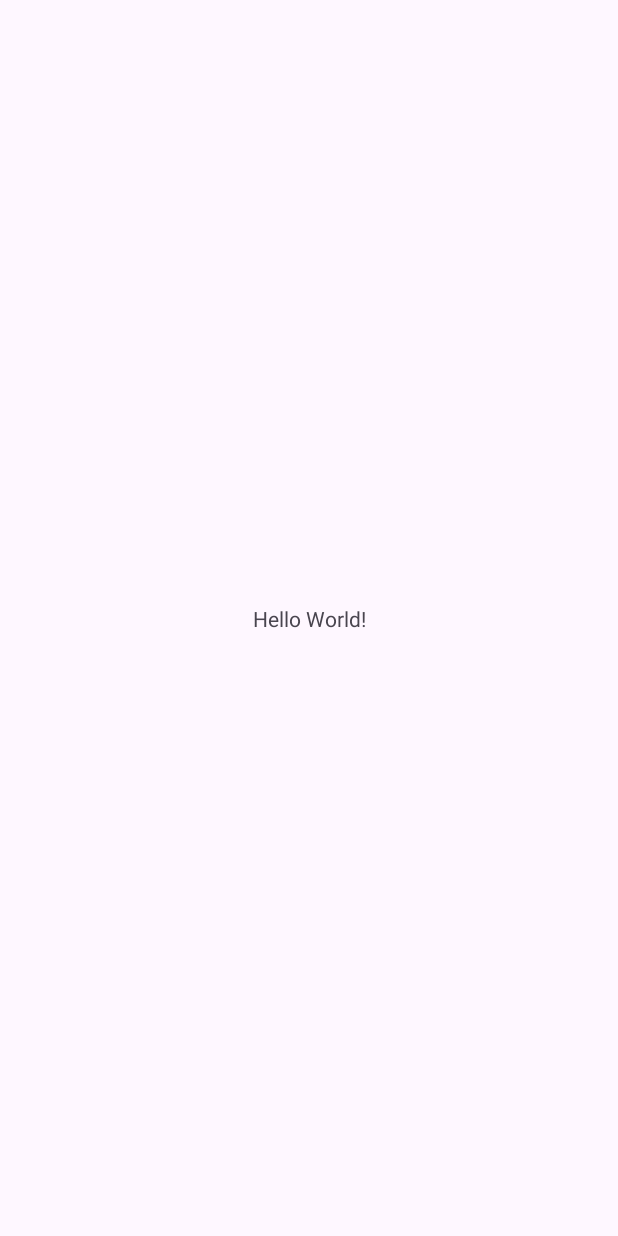
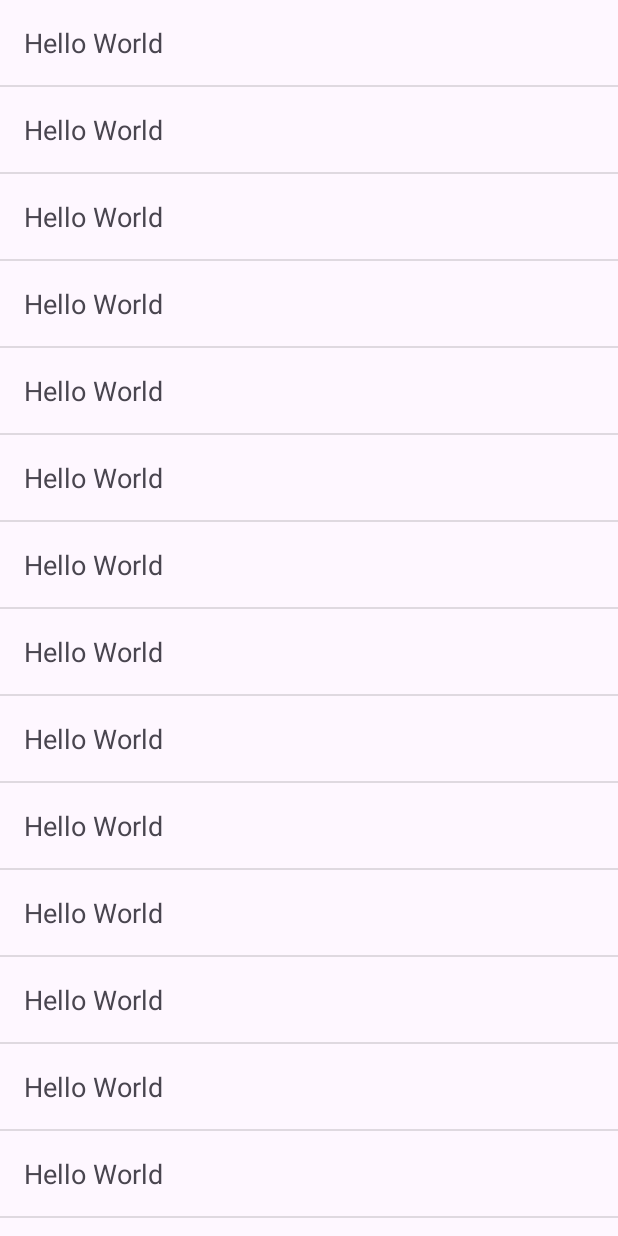
Before and after one commit to yhbsh/notester, an Android app: the screen it shows after launch (MainActivity), on a phone screen of 412 x 824 dp. Before the commit the screen is almost empty. Run offline under Robolectric (Android 15) with nearby library versions, the phone set to English and light mode, and no system bars.

Commit message:
A simple ListView with 20 scrolling items

```diff
--- a/app/src/main/java/com/example/notester/MainActivity.java
+++ b/app/src/main/java/com/example/notester/MainActivity.java
@@ -1,8 +1,10 @@
 package com.example.notester;
 
+import android.os.Bundle;
+import android.widget.ArrayAdapter;
+import android.widget.ListView;
+
 import androidx.appcompat.app.AppCompatActivity;
-
-import android.os.Bundle;
 
 public class MainActivity extends AppCompatActivity {
 
@@ -10,5 +12,16 @@ public class MainActivity extends AppCompatActivity {
     protected void onCreate(Bundle savedInstanceState) {
         super.onCreate(savedInstanceState);
         setContentView(R.layout.activity_main);
+
+        ListView listview = findViewById(R.id.listView);
+
+        String[] items = new String[20];
+
+        for (int i = 0; i < 20; i++) {
+            items[i] = "Hello World";
+        }
+
+        ArrayAdapter<String> arrayAdapter = new ArrayAdapter<>(this, R.layout.list_item, items);
+        listview.setAdapter(arrayAdapter);
     }
 }
--- a/app/src/main/res/layout/activity_main.xml
+++ b/app/src/main/res/layout/activity_main.xml
@@ -1,18 +1,13 @@
 <?xml version="1.0" encoding="utf-8"?>
 <androidx.constraintlayout.widget.ConstraintLayout xmlns:android="http://schemas.android.com/apk/res/android"
-    xmlns:app="http://schemas.android.com/apk/res-auto"
     xmlns:tools="http://schemas.android.com/tools"
     android:layout_width="match_parent"
     android:layout_height="match_parent"
     tools:context=".MainActivity">
 
-    <TextView
-        android:layout_width="wrap_content"
-        android:layout_height="wrap_content"
-        android:text="Hello World!"
-        app:layout_constraintBottom_toBottomOf="parent"
-        app:layout_constraintEnd_toEndOf="parent"
-        app:layout_constraintStart_toStartOf="parent"
-        app:layout_constraintTop_toTopOf="parent" />
+    <ListView
+        android:id="@+id/listView"
+        android:layout_width="match_parent"
+        android:layout_height="match_parent" />
 
 </androidx.constraintlayout.widget.ConstraintLayout>
--- /dev/null
+++ b/app/src/main/res/layout/list_item.xml
@@ -0,0 +1,7 @@
+<?xml version="1.0" encoding="utf-8"?>
+<TextView xmlns:android="http://schemas.android.com/apk/res/android"
+    android:id="@+id/textView"
+    android:layout_width="match_parent"
+    android:layout_height="wrap_content"
+    android:padding="16dp"
+    android:textSize="18sp" />
```
